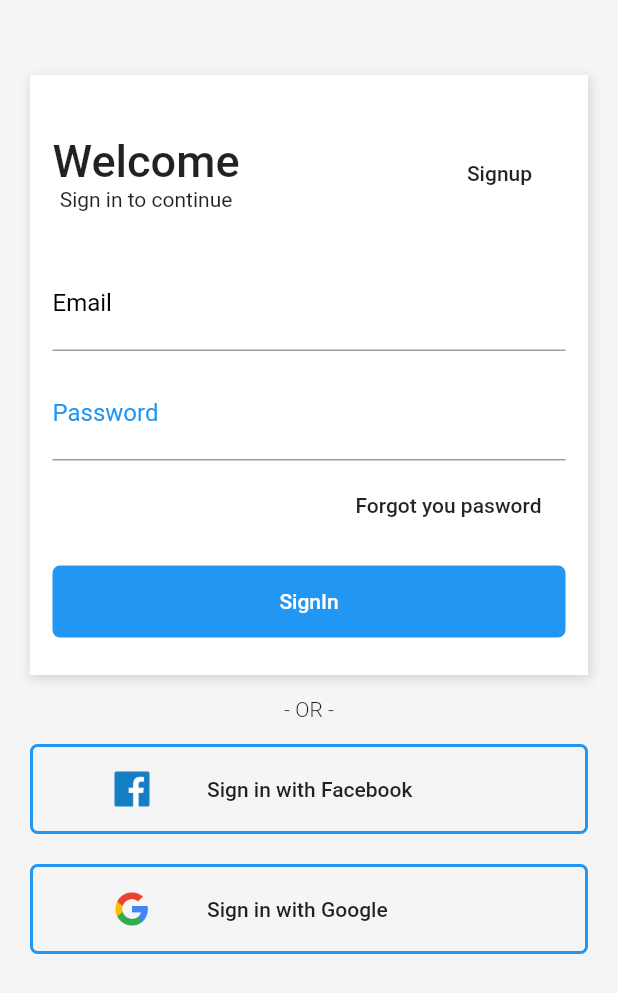
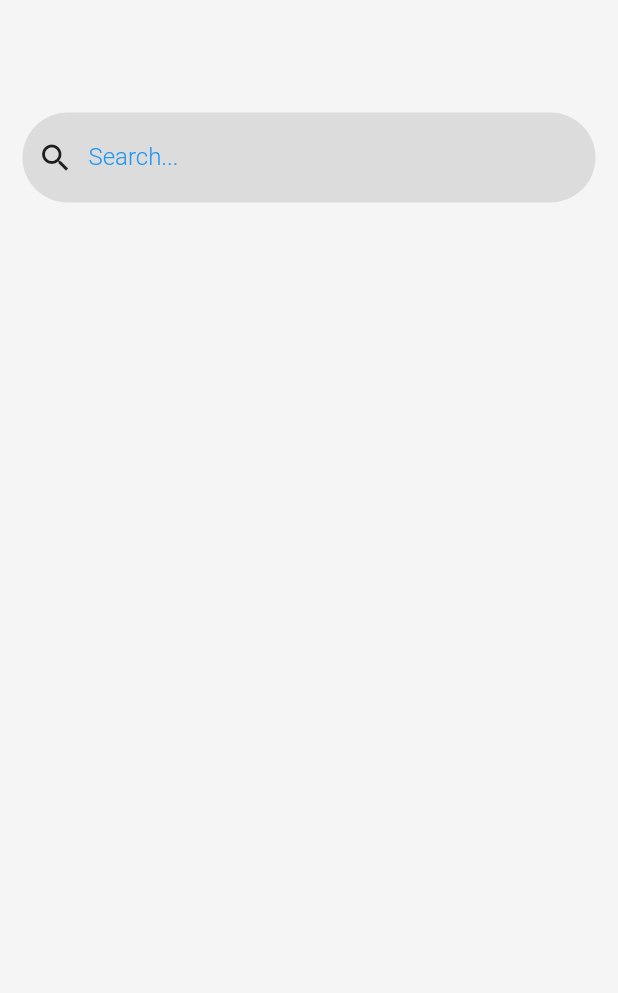
Before and after one commit to pedrosales/shopping, a Flutter app: the screen it shows after launch, after a tap on "SignIn", on a phone screen of 412 x 824 dp. Shown: the top 993 px of the screen. Run offline on Flutter 3.47's test engine with Material 2 defaults, Android fonts, the phone set to English and light mode, and no system bars.

Commit message:
search bar

```diff
--- /dev/null
+++ b/lib/pages/home.page.dart
@@ -0,0 +1,59 @@
+import 'package:flutter/material.dart';
+
+class HomePage extends StatelessWidget {
+  @override
+  Widget build(BuildContext context) {
+    return Scaffold(
+      backgroundColor: Color(0xFFF5F5F5),
+      body: Container(
+        padding: EdgeInsets.all(15),
+        child: Column(
+          children: <Widget>[
+            SizedBox(
+              height: 60,
+            ),
+            search(),
+          ],
+        ),
+      ),
+    );
+  }
+}
+
+Widget search() {
+  return Container(
+    height: 60,
+    padding: EdgeInsets.only(left: 10, right: 50),
+    decoration: BoxDecoration(
+      color: Colors.black.withOpacity(0.1),
+      borderRadius: BorderRadius.all(
+        Radius.circular(128),
+      ),
+    ),
+    child: Row(
+      children: <Widget>[
+        Icon(Icons.search),
+        Container(
+          width: 280,
+          padding: EdgeInsets.only(left: 10),
+          child: TextFormField(
+            keyboardType: TextInputType.text,
+            decoration: InputDecoration(
+              border: InputBorder.none,
+              labelText: "Search...",
+              labelStyle: TextStyle(
+                color: Colors.blue,
+                fontWeight: FontWeight.w300,
+                fontSize: 16,
+              ),
+            ),
+            style: TextStyle(
+              fontSize: 20,
+              color: Colors.blue,
+            ),
+          ),
+        ),
+      ],
+    ),
+  );
+}
--- a/lib/pages/login.page.dart
+++ b/lib/pages/login.page.dart
@@ -1,4 +1,5 @@
 import 'package:flutter/material.dart';
+import 'package:shopping/pages/home.page.dart';
 import 'package:shopping/pages/signup.page.dart';
 
 class LoginPage extends StatelessWidget {
@@ -118,7 +119,12 @@ class LoginPage extends StatelessWidget {
                           borderRadius: BorderRadius.all(Radius.circular(5)),
                         ),
                         child: FlatButton(
-                          onPressed: () {},
+                          onPressed: () {
+                            Navigator.push(
+                                context,
+                                MaterialPageRoute(
+                                    builder: (context) => HomePage()));
+                          },
                           child: Text("SignIn",
                               style: TextStyle(color: Colors.white)),
                         ),
```
